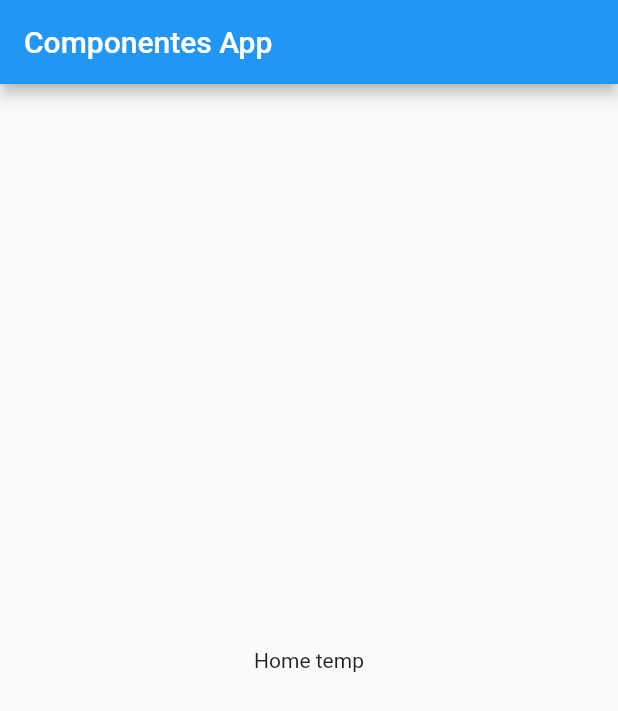
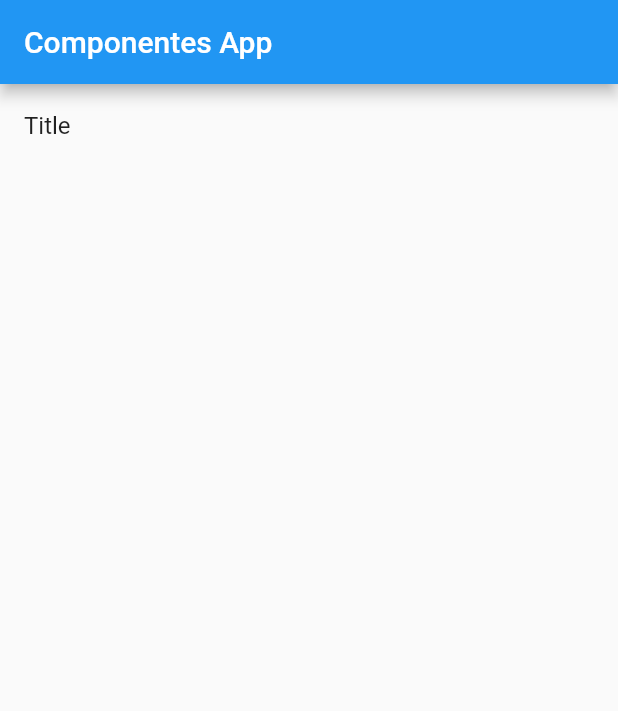
Before and after one commit to KestlerBarrios/ComponentesApp, a Flutter app: the screen it shows after launch, on a phone screen of 412 x 824 dp. Shown: the top 711 px of the screen. Run offline on Flutter 3.47's test engine with Material 2 defaults, Android fonts, the phone set to English and light mode, and no system bars.

Commit message:
Integrando ListView

```diff
--- a/lib/main.dart
+++ b/lib/main.dart
@@ -9,12 +9,7 @@ class MyApp extends StatelessWidget {
     return MaterialApp(
       debugShowCheckedModeBanner: false,
       title: 'Material App',
-      home: Scaffold(
-        appBar: AppBar(
-          title: Text('Componentes App'),
-        ),
-        body: HomePageTemp(),
-      ),
+      home: HomePageTemp(),
     );
   }
 }
--- a/lib/src/pages/home_temp.dart
+++ b/lib/src/pages/home_temp.dart
@@ -3,8 +3,17 @@ import 'package:flutter/material.dart';
 class HomePageTemp extends StatelessWidget {
   @override
   Widget build(BuildContext context) {
-    return Center(
-      child: Text('Home temp'),
+    return Scaffold(
+      appBar: AppBar(
+        title: Text('Componentes App'),
+      ),
+      body: ListView(
+        children: [
+          ListTile(
+            title: Text('Title'),
+          )
+        ],
+      ),
     );
   }
 }
```
